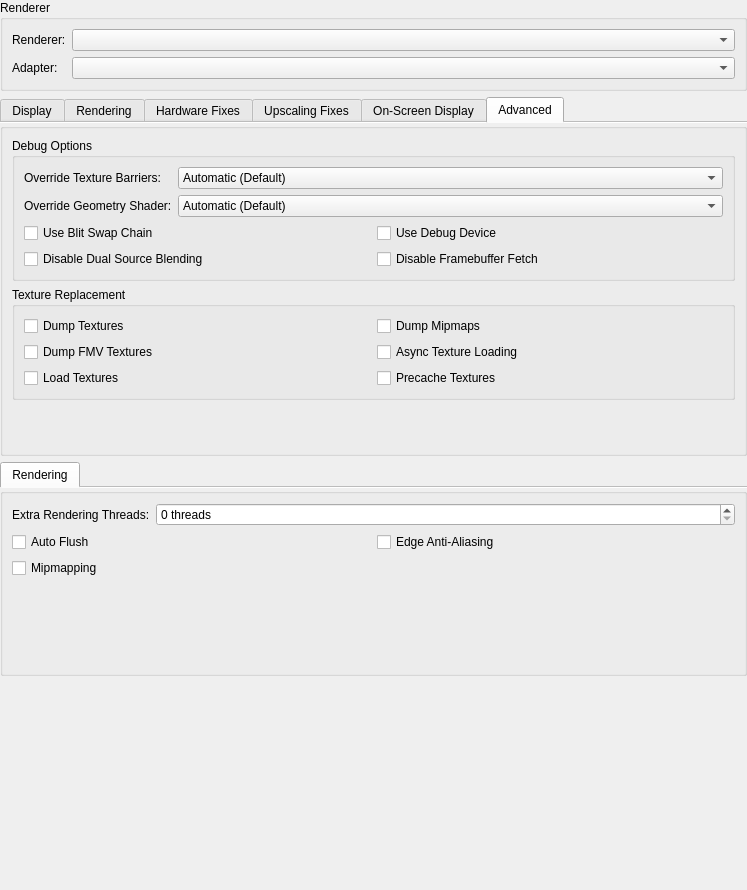
The window that pcsx2-qt/Settings/GraphicsSettingsWidget.ui (Ps2lover/pcsx2) describes before a commit, drawn with Qt 5.
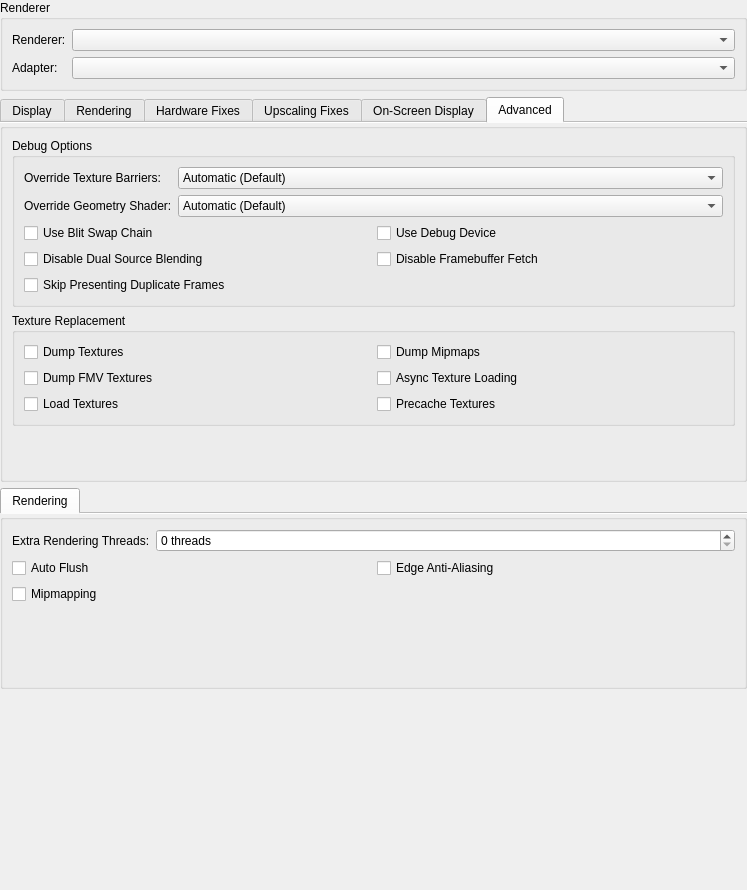
The same window after the commit. The open tabs and pages were chosen to show the change.

Commit message: GS: Add Skip Duplicate Frames option

Diff of the .ui file:
```diff
--- a/pcsx2-qt/Settings/GraphicsSettingsWidget.ui
+++ b/pcsx2-qt/Settings/GraphicsSettingsWidget.ui
@@ -1031,6 +1031,13 @@
               </property>
               </widget>
             </item>
+            <item row="2" column="0">
+             <widget class="QCheckBox" name="skipPresentingDuplicateFrames">
+              <property name="text">
+               <string>Skip Presenting Duplicate Frames</string>
+              </property>
+             </widget>
+            </item>
            </layout>
           </item>
          </layout>
```
The commit also changes 7 other files.
